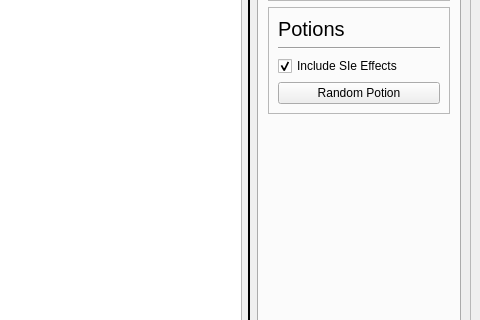
Before: the Qt Designer form raw_ui_files/ginaa_gui.ui in zerihemla/ginaa, drawn with Qt 5; both pictures show x 460 to 940 and y 190 to 510 of the 940 by 683 pixel window.
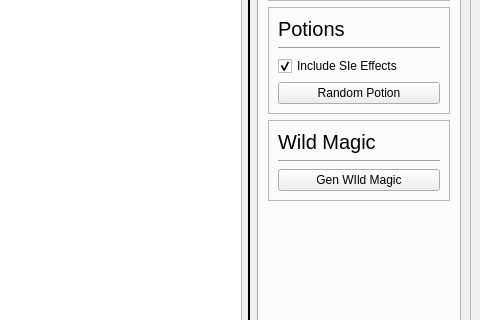
After: the same form once the commit is applied. The open tabs and pages were chosen to show the change.

Commit message: Added in a wild magic generator

What changed in the file:
```diff
--- a/raw_ui_files/ginaa_gui.ui
+++ b/raw_ui_files/ginaa_gui.ui
@@ -193,7 +193,7 @@
           <attribute name="title">
            <string>Items</string>
           </attribute>
-          <layout class="QGridLayout" name="gridLayout_7">
+          <layout class="QGridLayout" name="gridLayout_11">
            <item row="0" column="0">
             <widget class="QFrame" name="frame">
              <property name="frameShape">
@@ -298,6 +298,44 @@
             </widget>
            </item>
            <item row="2" column="0">
+            <widget class="QFrame" name="frame_4">
+             <property name="frameShape">
+              <enum>QFrame::StyledPanel</enum>
+             </property>
+             <property name="frameShadow">
+              <enum>QFrame::Raised</enum>
+             </property>
+             <layout class="QGridLayout" name="gridLayout_7">
+              <item row="0" column="0">
+               <widget class="QLabel" name="label_4">
+                <property name="font">
+                 <font>
+                  <pointsize>15</pointsize>
+                 </font>
+                </property>
+                <property name="text">
+                 <string>Wild Magic</string>
+                </property>
+               </widget>
+              </item>
+              <item row="1" column="0">
+               <widget class="Line" name="line_4">
+                <property name="orientation">
+                 <enum>Qt::Horizontal</enum>
+                </property>
+               </widget>
+              </item>
+              <item row="2" column="0">
+               <widget class="QPushButton" name="wild_magic_button">
+                <property name="text">
+                 <string>Gen WIld Magic</string>
+                </property>
+               </widget>
+              </item>
+             </layout>
+            </widget>
+           </item>
+           <item row="3" column="0">
             <spacer name="verticalSpacer">
              <property name="orientation">
               <enum>Qt::Vertical</enum>
```
Left out of the diff: 2 changed lines with no effect on the pictures. The commit also changes 4 other files.
